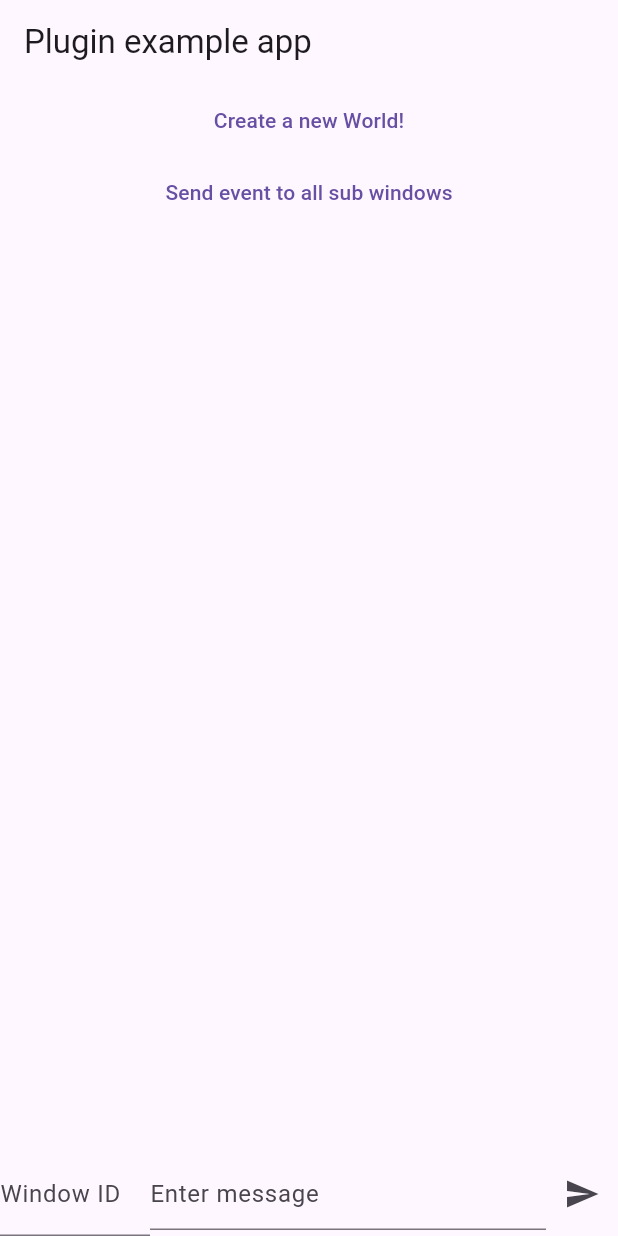
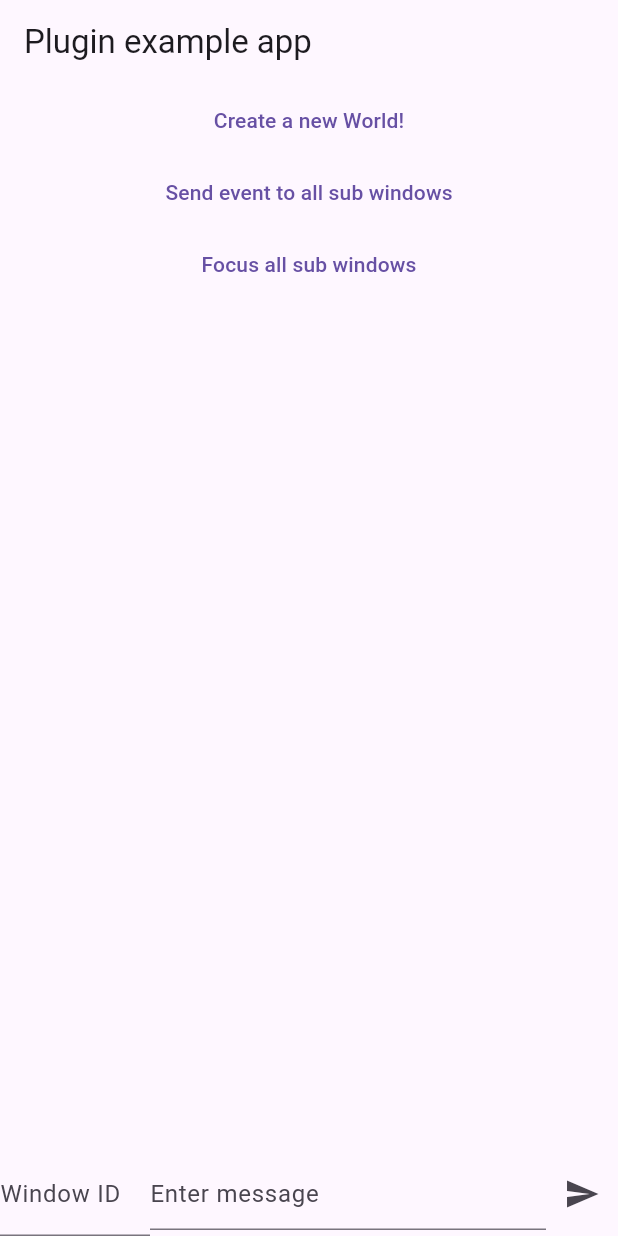
Before and after one commit to devloic/desktop_multi_window, a Flutter app: the screen it shows after launch, on a phone screen of 412 x 824 dp. Run offline on Flutter 3.47's test engine with Material 3 defaults, Android fonts, the phone set to English and light mode, and no system bars; missing offline and left inert: desktop_lifecycle.

Commit message:
implemented focus on linux

```diff
--- a/example/lib/main.dart
+++ b/example/lib/main.dart
@@ -69,6 +69,19 @@ class _ExampleMainWindowState extends State<_ExampleMainWindow> {
                 }
               },
             ),
+            TextButton(
+              child: const Text('Focus all sub windows'),
+              onPressed: () async {
+                final subWindowIds =
+                    await DesktopMultiWindow.getAllSubWindowIds();
+                for (final windowId in subWindowIds) {
+                  final controller = WindowController.fromWindowId(windowId);
+                  await controller.focus();
+                  // Add a small delay between focusing windows
+                  await Future.delayed(const Duration(milliseconds: 500));
+                }
+              },
+            ),
             Expanded(
               child: EventWidget(controller: WindowController.fromWindowId(0)),
             )
@@ -119,6 +132,13 @@ class _ExampleSubWindow extends StatelessWidget {
               },
               child: const Text('Close this window'),
             ),
+            TextButton(
+              onPressed: () async {
+                final mainWindow = WindowController.fromWindowId(0);
+                await mainWindow.focus();
+              },
+              child: const Text('Focus main window'),
+            ),
             Expanded(child: EventWidget(controller: windowController)),
           ],
         ),
--- a/lib/src/window_controller.dart
+++ b/lib/src/window_controller.dart
@@ -33,6 +33,9 @@ abstract class WindowController {
   /// Center the window on the screen.
   Future<void> center();
 
+  /// Bring the window to the foreground and give it focus.
+  Future<void> focus();
+
   /// Set the window's title.
   Future<void> setTitle(String title);
 
--- a/lib/src/window_controller_impl.dart
+++ b/lib/src/window_controller_impl.dart
@@ -35,6 +35,11 @@ class WindowControllerMainImpl extends WindowController {
   @override
   Future<void> center() {
     return _channel.invokeMethod('center', _id);
+  }
+
+  @override
+  Future<void> focus() {
+    return _channel.invokeMethod('focus', _id);
   }
 
   @override
```
Also changed, not shown: example/pubspec.lock, 5 other files.
